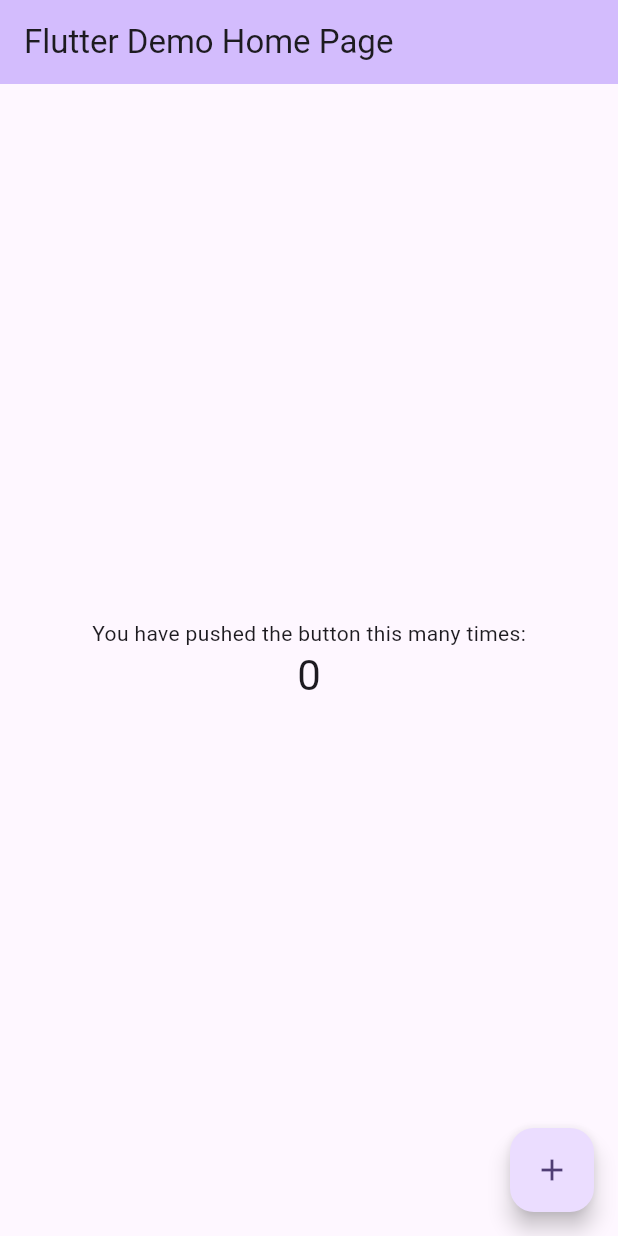
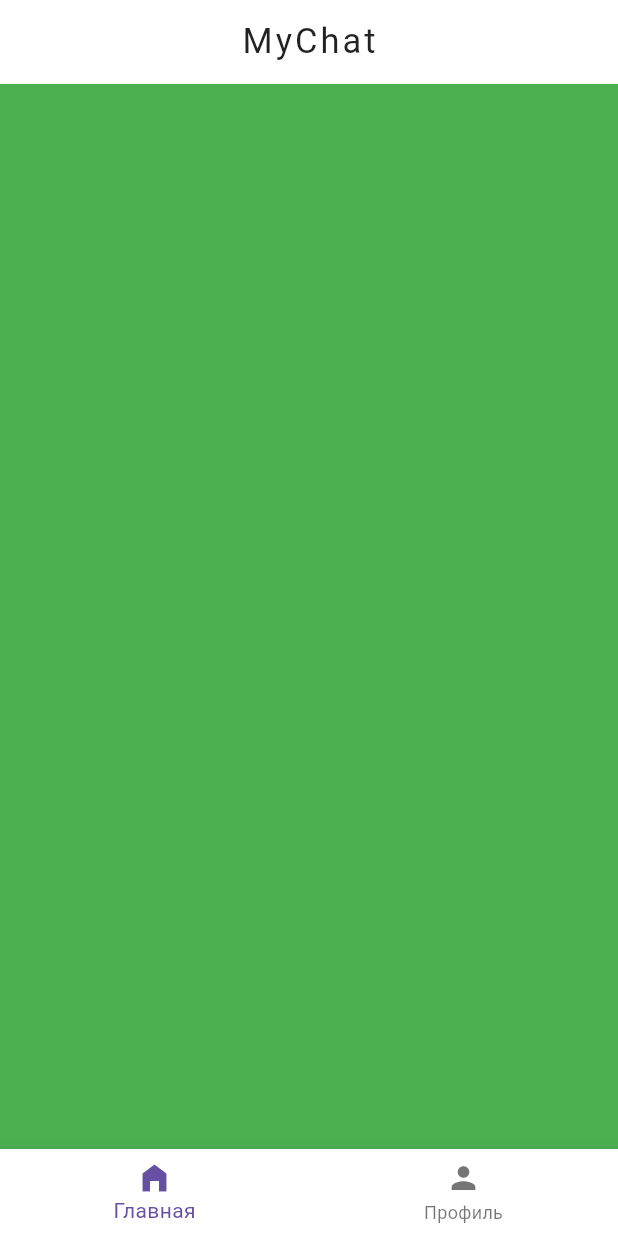
Before and after one commit to Dilray/my_chat, a Flutter app: the screen it shows after launch, on a phone screen of 412 x 824 dp. Run offline on Flutter 3.47's test engine with Material 3 defaults, Android fonts, the phone set to English and light mode, and no system bars.

Commit message:
Add Main page

```diff
--- /dev/null
+++ b/lib/MainPage.dart
@@ -0,0 +1,13 @@
+import 'package:flutter/material.dart';
+import 'package:my_chat/screens/HomeScreen.dart';
+
+class MainPage extends StatelessWidget {
+  const MainPage({super.key});
+
+ @override
+ Widget build(BuildContext context) {
+   return const MaterialApp(
+       home: HomeScreen()
+  );
+ }
+}
--- a/lib/main.dart
+++ b/lib/main.dart
@@ -1,125 +1,4 @@
 import 'package:flutter/material.dart';
+import 'MainPage.dart';
 
-void main() {
-  runApp(const MyApp());
-}
-
-class MyApp extends StatelessWidget {
-  const MyApp({super.key});
-
-  // This widget is the root of your application.
-  @override
-  Widget build(BuildContext context) {
-    return MaterialApp(
-      title: 'Flutter Demo',
-      theme: ThemeData(
-        // This is the theme of your application.
-        //
-        // TRY THIS: Try running your application with "flutter run". You'll see
-        // the application has a purple toolbar. Then, without quitting the app,
-        // try changing the seedColor in the colorScheme below to Colors.green
-        // and then invoke "hot reload" (save your changes or press the "hot
-        // reload" button in a Flutter-supported IDE, or press "r" if you used
-        // the command line to start the app).
-        //
-        // Notice that the counter didn't reset back to zero; the application
-        // state is not lost during the reload. To reset the state, use hot
-        // restart instead.
-        //
-        // This works for code too, not just values: Most code changes can be
-        // tested with just a hot reload.
-        colorScheme: ColorScheme.fromSeed(seedColor: Colors.deepPurple),
-        useMaterial3: true,
-      ),
-      home: const MyHomePage(title: 'Flutter Demo Home Page'),
-    );
-  }
-}
-
-class MyHomePage extends StatefulWidget {
-  const MyHomePage({super.key, required this.title});
-
-  // This widget is the home page of your application. It is stateful, meaning
-  // that it has a State object (defined below) that contains fields that affect
-  // how it looks.
-
-  // This class is the configuration for the state. It holds the values (in this
-  // case the title) provided by the parent (in this case the App widget) and
-  // used by the build method of the State. Fields in a Widget subclass are
-  // always marked "final".
-
-  final String title;
-
-  @override
-  State<MyHomePage> createState() => _MyHomePageState();
-}
-
-class _MyHomePageState extends State<MyHomePage> {
-  int _counter = 0;
-
-  void _incrementCounter() {
-    setState(() {
-      // This call to setState tells the Flutter framework that something has
-      // changed in this State, which causes it to rerun the build method below
-      // so that the display can reflect the updated values. If we changed
-      // _counter without calling setState(), then the build method would not be
-      // called again, and so nothing would appear to happen.
-      _counter++;
-    });
-  }
-
-  @override
-  Widget build(BuildContext context) {
-    // This method is rerun every time setState is called, for instance as done
-    // by the _incrementCounter method above.
-    //
-    // The Flutter framework has been optimized to make rerunning build methods
-    // fast, so that you can just rebuild anything that needs updating rather
-    // than having to individually change instances of widgets.
-    return Scaffold(
-      appBar: AppBar(
-        // TRY THIS: Try changing the color here to a specific color (to
-        // Colors.amber, perhaps?) and trigger a hot reload to see the AppBar
-        // change color while the other colors stay the same.
-        backgroundColor: Theme.of(context).colorScheme.inversePrimary,
-        // Here we take the value from the MyHomePage object that was created by
-        // the App.build method, and use it to set our appbar title.
-        title: Text(widget.title),
-      ),
-      body: Center(
-        // Center is a layout widget. It takes a single child and positions it
-        // in the middle of the parent.
-        child: Column(
-          // Column is also a layout widget. It takes a list of children and
-          // arranges them vertically. By default, it sizes itself to fit its
-          // children horizontally, and tries to be as tall as its parent.
-          //
-          // Column has various properties to control how it sizes itself and
-          // how it positions its children. Here we use mainAxisAlignment to
-          // center the children vertically; the main axis here is the vertical
-          // axis because Columns are vertical (the cross axis would be
-          // horizontal).
-          //
-          // TRY THIS: Invoke "debug painting" (choose the "Toggle Debug Paint"
-          // action in the IDE, or press "p" in the console), to see the
-          // wireframe for each widget.
-          mainAxisAlignment: MainAxisAlignment.center,
-          children: <Widget>[
-            const Text(
-              'You have pushed the button this many times:',
-            ),
-            Text(
-              '$_counter',
-              style: Theme.of(context).textTheme.headlineMedium,
-            ),
-          ],
-        ),
-      ),
-      floatingActionButton: FloatingActionButton(
-        onPressed: _incrementCounter,
-        tooltip: 'Increment',
-        child: const Icon(Icons.add),
-      ), // This trailing comma makes auto-formatting nicer for build methods.
-    );
-  }
-}
+void main() => runApp(const MainPage());
--- /dev/null
+++ b/lib/screens/HomeScreen.dart
@@ -0,0 +1,37 @@
+import 'package:flutter/material.dart';
+
+class HomeScreen extends StatelessWidget {
+  const HomeScreen({super.key});
+
+  @override
+  Widget build(BuildContext context) {
+    return Scaffold(
+        backgroundColor: Colors.green,
+        appBar: AppBar(
+          backgroundColor: Colors.white,
+          titleTextStyle: const TextStyle(
+            color: Colors.black87,
+            fontSize: 23.0,
+            letterSpacing: 2.0,
+          ),
+          centerTitle: true,
+          title: const Text("MyChat"),
+        ),
+        bottomNavigationBar: BottomNavigationBar(
+            backgroundColor: Colors.white,
+            items: const <BottomNavigationBarItem>[
+              BottomNavigationBarItem(
+                icon: Icon(Icons.home),
+                label: 'Главная',
+                activeIcon: Icon(Icons.home_filled),
+              ),
+              BottomNavigationBarItem(
+                icon: Icon(Icons.person),
+                label: 'Профиль',
+                activeIcon: Icon(Icons.person_outline),
+              ),
+            ]
+        )
+    );
+  }
+}
```
